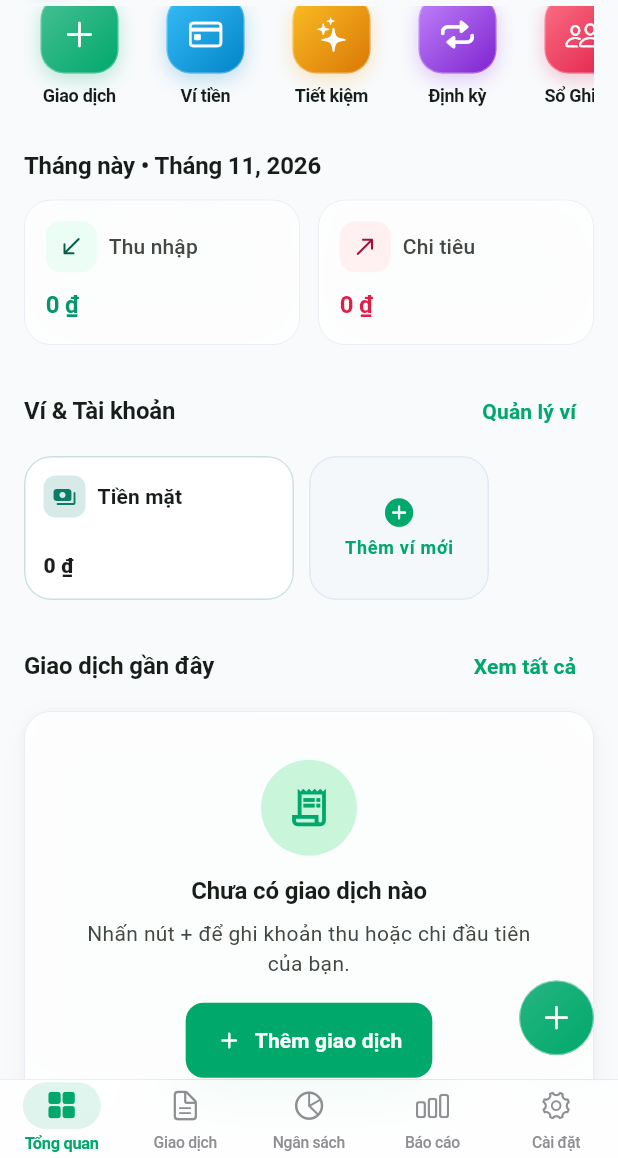
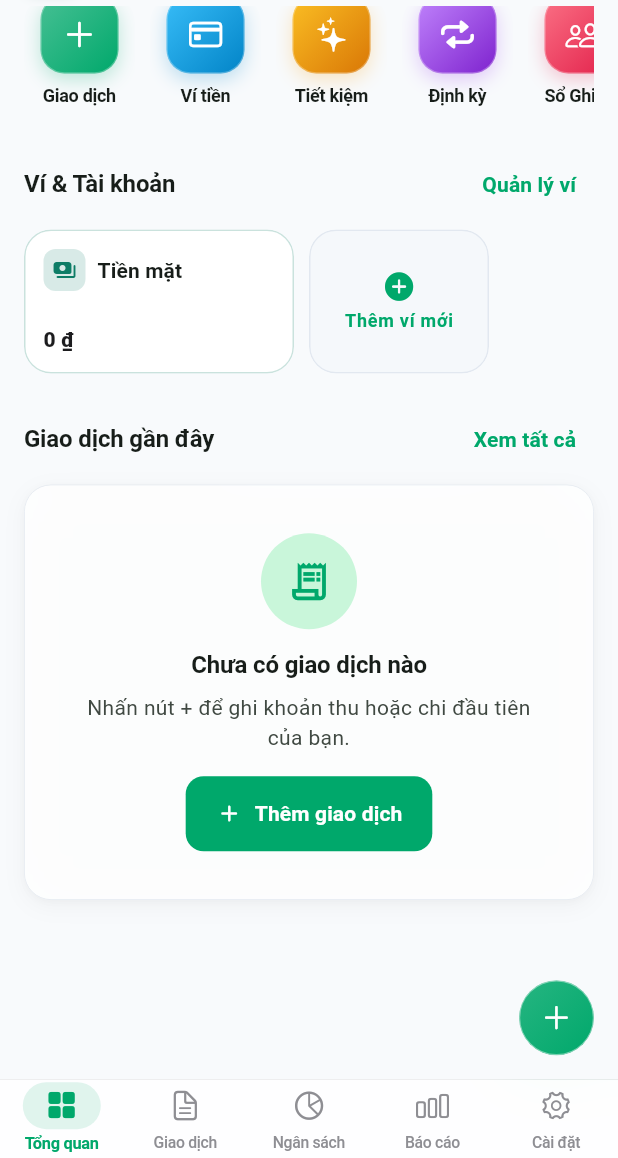
Before and after one commit to rongcon1794/sothuchi__, a Flutter app: the HomeDashboardScreen screen opened by its route, scrolled down 384 dp, on a phone screen of 412 x 824 dp, the part 78-1236 px from its top. Run offline on Flutter 3.47's test engine with Material 3 defaults, Android fonts, the phone set to English and light mode, and no system bars; our stand-ins replace cloud_firestore, connectivity_plus, csv, firebase_auth, firebase_core, fl_chart and 8 more; accounts and stored records are empty.

Commit message:
fix(dashboard): remove redundant duplicate monthly income/expense section and add interactive tap to net worth flow boxes

```diff
--- a/lib/features/transactions/presentation/screens/home_dashboard_screen.dart
+++ b/lib/features/transactions/presentation/screens/home_dashboard_screen.dart
@@ -12,7 +12,6 @@ import 'package:so_thu_chi/core/responsive/apple_responsive.dart';
 import 'package:so_thu_chi/core/router/app_routes.dart';
 import 'package:so_thu_chi/core/theme/app_theme.dart';
 import 'package:so_thu_chi/core/theme/apple_theme_tokens.dart';
-import 'package:so_thu_chi/core/utils/date_formatter.dart';
 import 'package:so_thu_chi/core/utils/money.dart';
 import 'package:so_thu_chi/core/widgets/apple_kit.dart';
 import 'package:so_thu_chi/core/widgets/empty_state_view.dart';
@@ -49,7 +48,6 @@ class _HomeDashboardScreenState extends ConsumerState<HomeDashboardScreen> {
     final theme = Theme.of(context);
     final scheme = theme.colorScheme;
     final isDark = theme.brightness == Brightness.dark;
-    final financeColors = context.financeColors;
     final textScale = MediaQuery.textScalerOf(context).scale(1);
     final isLargeText = textScale >= 1.35;
 
@@ -72,33 +70,6 @@ class _HomeDashboardScreenState extends ConsumerState<HomeDashboardScreen> {
     final budgetAlertBanner =
         customBudgetBanner ??
         (triggeredBudgets.isNotEmpty ? const BudgetAlertBanner() : null);
-
-    final incomeMetric = _CashflowMetricCard(
-      label: l10n.income,
-      amountText: monthSummary.income.format(
-        locale: locale,
-        showPlusSign: true,
-        masked: hideBalance,
-      ),
-      semanticsAmount: hideBalance ? l10n.balanceHidden : null,
-      icon: Icons.south_west_rounded,
-      accentColor: financeColors.income,
-      containerColor: financeColors.incomeContainer,
-      onContainerColor: financeColors.onIncomeContainer,
-    );
-
-    final expenseMetric = _CashflowMetricCard(
-      label: l10n.expense,
-      amountText: monthSummary.expense.format(
-        locale: locale,
-        masked: hideBalance,
-      ),
-      semanticsAmount: hideBalance ? l10n.balanceHidden : null,
-      icon: Icons.north_east_rounded,
-      accentColor: financeColors.expense,
-      containerColor: financeColors.expenseContainer,
-      onContainerColor: financeColors.onExpenseContainer,
-    );
 
     final walletStripHeight = math.max(96.0, 74.0 * textScale);
 
@@ -266,31 +237,6 @@ class _HomeDashboardScreenState extends ConsumerState<HomeDashboardScreen> {
             ];
 
             final activityAndWalletsWidgets = <Widget>[
-              // This Month's Income vs Expense Cards
-              Text(
-                '${l10n.thisMonthSummary} • ${AppDateUtils.formatMonthYear(DateTime.now(), locale: locale)}',
-                style: theme.textTheme.titleMedium?.copyWith(fontWeight: FontWeight.w700),
-              ),
-              const SizedBox(height: 10),
-              if (isLargeText && !isWide)
-                Column(
-                  crossAxisAlignment: CrossAxisAlignment.stretch,
-                  children: [
-                    incomeMetric,
-                    const SizedBox(height: 10),
-                    expenseMetric,
-                  ],
-                )
-              else
-                Row(
-                  children: [
-                    Expanded(child: incomeMetric),
-                    const SizedBox(width: 12),
-                    Expanded(child: expenseMetric),
-                  ],
-                ),
-              const SizedBox(height: 20),
-
               // Active Wallets & Debts Strip
               Row(
                 children: [
@@ -574,7 +520,10 @@ class _HeroBalanceCard extends StatelessWidget {
     final isNetPositive = monthSummary.net.minorUnits >= 0;
     final isLargeText = MediaQuery.textScalerOf(context).scale(1) >= 1.35;
 
-    Widget buildIncomeBox() => Container(
+    Widget buildIncomeBox() => ApplePressable(
+          onTap: () => context.go(AppRoutes.transactions),
+          borderRadius: BorderRadius.circular(AppleTokens.radiusControl),
+          child: Container(
             padding: const EdgeInsets.symmetric(
               horizontal: 12,
               vertical: 10,
@@ -646,9 +595,13 @@ class _HeroBalanceCard extends StatelessWidget {
                 ),
               ],
             ),
-        );
-
-    Widget buildExpenseBox() => Container(
+          ),
+        );
+
+    Widget buildExpenseBox() => ApplePressable(
+          onTap: () => context.go(AppRoutes.transactions),
+          borderRadius: BorderRadius.circular(AppleTokens.radiusControl),
+          child: Container(
             padding: const EdgeInsets.symmetric(
               horizontal: 12,
               vertical: 10,
@@ -718,6 +671,7 @@ class _HeroBalanceCard extends StatelessWidget {
                   ),
                 ),
               ],
+            ),
           ),
         );
 
@@ -1573,80 +1527,6 @@ class _QuickActionItem extends StatelessWidget {
                     letterSpacing: -0.2,
                   ),
                 ),
-              ),
-            ),
-          ],
-        ),
-      ),
-    );
-  }
-}
-
-class _CashflowMetricCard extends StatelessWidget {
-  const _CashflowMetricCard({
-    required this.label,
-    required this.amountText,
-    this.semanticsAmount,
-    required this.icon,
-    required this.accentColor,
-    required this.containerColor,
-    required this.onContainerColor,
-  });
-
-  final String label;
-  final String amountText;
-  final String? semanticsAmount;
-  final IconData icon;
-  final Color accentColor;
-  final Color containerColor;
-  final Color onContainerColor;
-
-  @override
-  Widget build(BuildContext context) {
-    final theme = Theme.of(context);
-    return ApplePressable(
-      borderRadius: BorderRadius.circular(AppleTokens.radiusCard),
-      child: AppleGlassCard(
-        borderRadius: BorderRadius.circular(AppleTokens.radiusCard),
-        padding: const EdgeInsets.all(14),
-        child: Column(
-          crossAxisAlignment: CrossAxisAlignment.start,
-          children: [
-            Row(
-              children: [
-                Container(
-                  width: 34,
-                  height: 34,
-                  decoration: BoxDecoration(
-                    color: containerColor,
-                    borderRadius: BorderRadius.circular(10),
-                  ),
-                  child: Icon(icon, size: 18, color: onContainerColor),
-                ),
-                const SizedBox(width: 8),
-                Expanded(
-                  child: Text(
-                    label,
-                    maxLines: 1,
-                    overflow: TextOverflow.ellipsis,
-                    style: theme.textTheme.labelLarge?.copyWith(
-                      color: theme.colorScheme.onSurfaceVariant,
-                      fontWeight: FontWeight.w500,
-                    ),
-                  ),
-                ),
-              ],
-            ),
-            const SizedBox(height: 10),
-            Text(
-              amountText,
-              semanticsLabel: semanticsAmount,
-              maxLines: 1,
-              overflow: TextOverflow.ellipsis,
-              style: theme.textTheme.titleMedium?.copyWith(
-                color: accentColor,
-                fontWeight: FontWeight.w700,
-                fontFeatures: AppTheme.tabularFigures,
               ),
             ),
           ],
```
Lines whose indentation alone changed are shown as unchanged.
